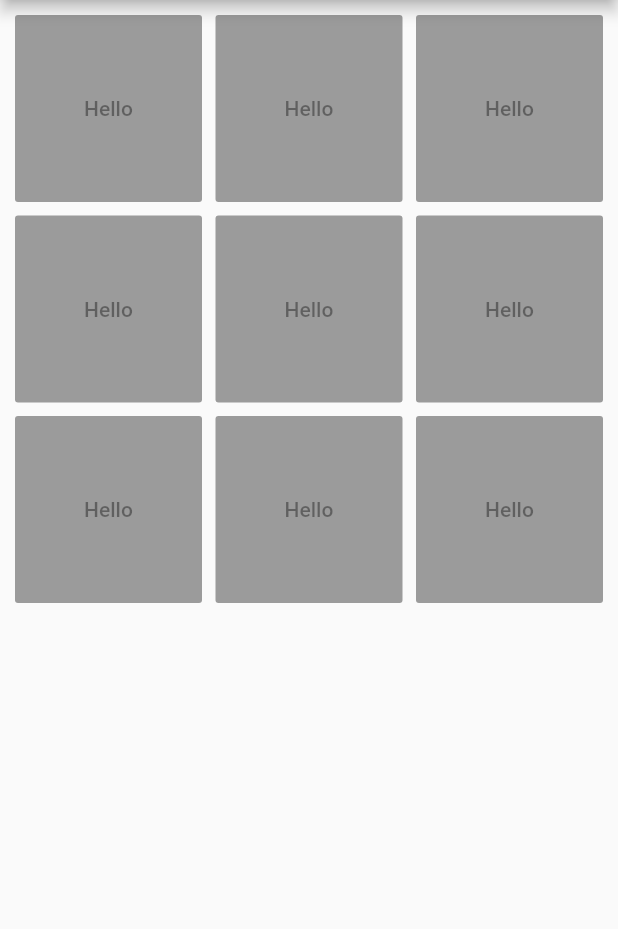
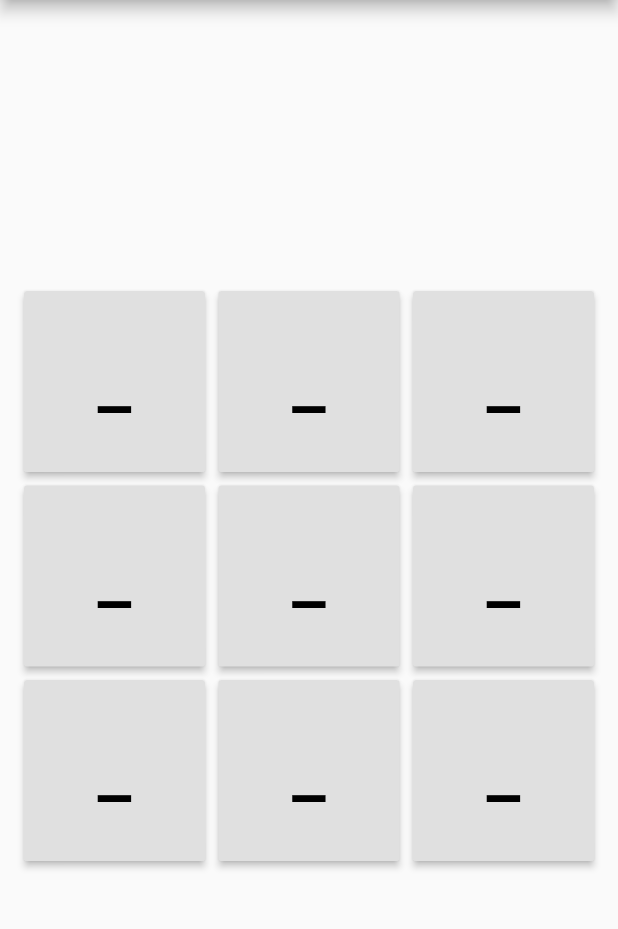
Before and after one commit to mustelidae1/dartwebsite, a Flutter app: the screen it shows after launch, on a phone screen of 412 x 824 dp, the part 84-1013 px from its top. Run offline on Flutter 3.47's test engine with Material 2 defaults, Android fonts, the phone set to English and light mode, and no system bars.

Commit message:
Partially implemented clickButton()

```diff
--- a/dart_game/cs_354/lib/main.dart
+++ b/dart_game/cs_354/lib/main.dart
@@ -1,4 +1,5 @@
 import 'package:flutter/material.dart';
+import 'package:cs_354/tic_tac_toe_button.dart';
 
 void main() => runApp(MyApp());
 
@@ -44,13 +45,31 @@ class MyHomePage extends StatefulWidget {
 }
 
 class _MyHomePageState extends State<MyHomePage> {
-  void _incrementCounter() {
+  int player; // 0 for X, 1 for O
+  List<TicTacToeButton> buttonList = <TicTacToeButton>[
+    new TicTacToeButton(id: 1),
+    new TicTacToeButton(id: 2),
+    new TicTacToeButton(id: 3),
+    new TicTacToeButton(id: 4),
+    new TicTacToeButton(id: 5),
+    new TicTacToeButton(id: 6),
+    new TicTacToeButton(id: 7),
+    new TicTacToeButton(id: 8),
+    new TicTacToeButton(id: 9),
+  ];
+
+  void clickButton(TicTacToeButton b) {
+    print(b.text);
     setState(() {
-      // This call to setState tells the Flutter framework that something has
-      // changed in this State, which causes it to rerun the build method below
-      // so that the display can reflect the updated values. If we changed
-      // _counter without calling setState(), then the build method would not be
-      // called again, and so nothing would appear to happen.
+      if(player == 0) { // X's turn
+        b.text = "X";
+        b.bg = Colors.blue;
+        player = 1;
+      } else {  // O's turn
+        b.text = "O";
+        b.bg = Colors.orange;
+        player = 0;
+      }
     });
   }
 
@@ -71,8 +90,8 @@ class _MyHomePageState extends State<MyHomePage> {
       body:
       new Center(child:
           new Container(
-            height: 800,
-            width: 800,
+            height: 400,
+            width: 400,
             child: new GridView.builder(
               padding: const EdgeInsets.all(10.0),
               gridDelegate: new SliverGridDelegateWithFixedCrossAxisCount(
@@ -86,9 +105,14 @@ class _MyHomePageState extends State<MyHomePage> {
                 width: 50.0,
                 height: 50.0,
                 child: new RaisedButton(
+                  onPressed: () => clickButton(buttonList[i]),
                   padding: const EdgeInsets.all(8.0),
                   child: new Text(
-                    "Hello"
+                    "_",
+                    style: new TextStyle(
+                      color: Colors.black,
+                      fontSize: 50.0,
+                    ),
                   ),
                 ),
               ),
```
